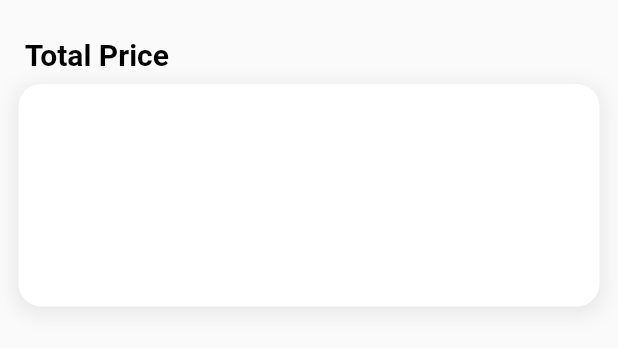
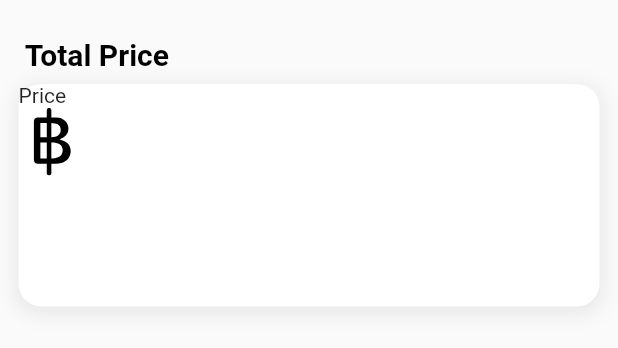
Before and after one commit to flukerbooker/HmIoT, a Flutter app: the TotalPriceCard widget shown alone on an empty page, opened directly, on a phone screen of 412 x 824 dp. Shown: the top 348 px of the screen. Run offline on Flutter 3.47's test engine with Material 2 defaults, Android fonts, the phone set to English and light mode, and no system bars; our stand-ins replace fl_chart, flutter_svg, shared_preferences; accounts and stored records are empty; network calls fail.

Commit message:
[ADD] Svg Icon

```diff
--- a/lib/main.dart
+++ b/lib/main.dart
@@ -2,7 +2,7 @@ import 'dart:ui';
 
 import 'package:flutter/material.dart';
 import 'package:hmiot/constants.dart';
-import 'package:hmiot/pages/home/homepage.dart';
+import 'package:hmiot/screens/home/homepage.dart';
 
 void main() {
   return runApp(HeaterApp());
--- a/lib/pages/home/homepage.dart
+++ b/lib/screens/home/homepage.dart
@@ -1,6 +1,6 @@
 import 'package:flutter/material.dart';
-import 'package:hmiot/pages/account/account.dart';
-import 'package:hmiot/pages/home/widgets/usages.dart';
+import 'package:hmiot/screens/account/account.dart';
+import 'package:hmiot/screens/home/widgets/usages.dart';
 
 class HomePage extends StatefulWidget {
   @override
--- a/lib/pages/home/widgets/totalPriceCard.dart
+++ b/lib/screens/home/widgets/totalPriceCard.dart
@@ -1,4 +1,5 @@
 import 'package:flutter/material.dart';
+import 'package:flutter_svg/flutter_svg.dart';
 
 class TotalPriceCard extends StatelessWidget {
   @override
@@ -29,6 +30,17 @@ class TotalPriceCard extends StatelessWidget {
                     blurRadius: 10,
                     offset: Offset(0, 3))
               ]),
+          child: Column(
+            crossAxisAlignment: CrossAxisAlignment.start,
+            children: [
+              Text("Price"),
+              Container(
+                  child: SvgPicture.asset(
+                'assets/images/thailand-baht.svg',
+                height: 45,
+              ))
+            ],
+          ),
         )
       ],
     );
--- a/lib/pages/home/widgets/usages.dart
+++ b/lib/screens/home/widgets/usages.dart
@@ -2,8 +2,8 @@ import 'dart:convert';
 import 'package:flutter/material.dart';
 import 'package:hmiot/models/api.dart';
 import 'package:hmiot/models/usagesData.dart';
-import 'package:hmiot/pages/home/widgets/energyManagementCard.dart';
-import 'package:hmiot/pages/home/widgets/totalPriceCard.dart';
+import 'package:hmiot/screens/home/widgets/energyManagementCard.dart';
+import 'package:hmiot/screens/home/widgets/totalPriceCard.dart';
 import 'usagesTodayCard.dart';
 
 class Usages extends StatelessWidget {
--- a/pubspec.yaml
+++ b/pubspec.yaml
@@ -27,6 +27,7 @@ dependencies:
   http: ^0.12.2
   shared_preferences: ^0.5.12+4
   fl_chart: ^0.12.2
+  flutter_svg: ^0.18.1
 
 
   # The following adds the Cupertino Icons font to your application.
@@ -50,7 +51,7 @@ flutter:
 
   # To add assets to your application, add an assets section, like this:
   assets:
-    - assets/
+    - assets/images/
 
   # An image asset can refer to one or more resolution-specific "variants", see
   # https://flutter.dev/assets-and-images/#resolution-aware.
```
Also changed, not shown: assets/Energy_Green.svg (deleted), assets/Energy_Red.svg (deleted), assets/Money_Blue.svg (deleted), assets/Money_Yellow.svg (deleted), assets/images/thailand-baht.svg (added), lib/screens/account/account.dart (renamed from lib/pages/account/account.dart), lib/screens/home/widgets/energyManagementCard.dart (renamed from lib/pages/home/widgets/energyManagementCard.dart), lib/screens/home/widgets/graph.dart (renamed from lib/pages/home/widgets/graph.dart), lib/screens/home/widgets/usagesMonthCard.dart (renamed from lib/pages/home/widgets/usagesMonthCard.dart), lib/screens/home/widgets/usagesTodayCard.dart (renamed from lib/pages/home/widgets/usagesTodayCard.dart), lib/screens/statistics/statistics.dart (renamed from lib/pages/statistics/statistics.dart), pubspec.lock.
